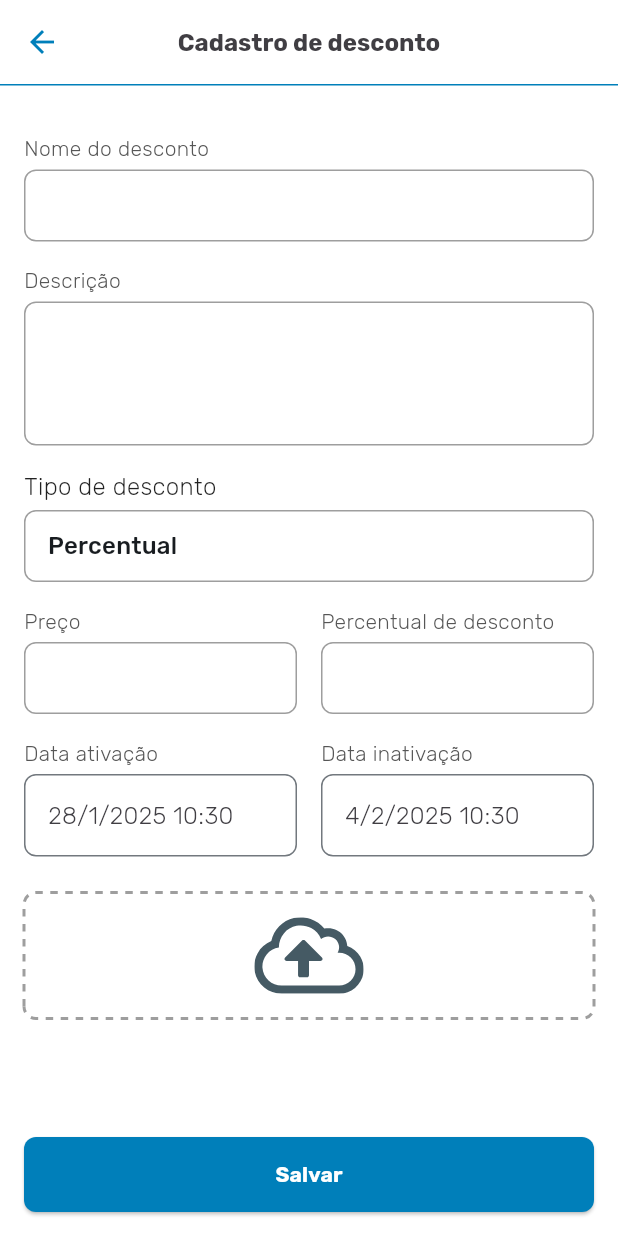
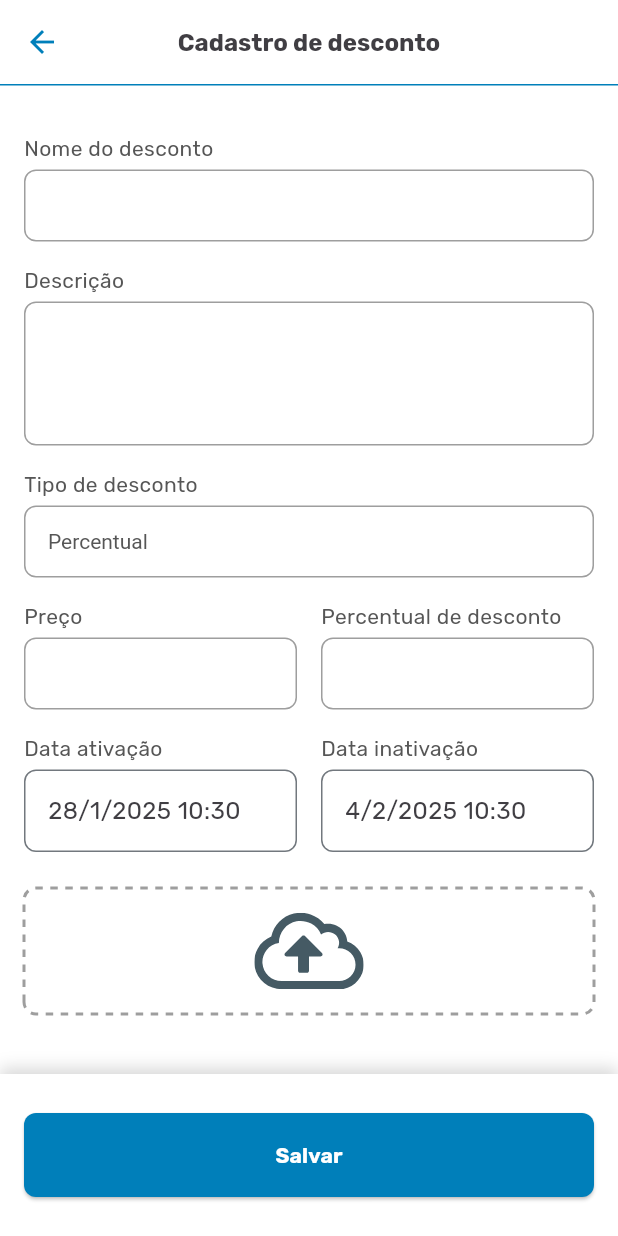
Before and after one commit to anaelj/cresce_vendas_app_v1, a Flutter app: the screen it shows after launch, after a tap on "Cadastrar desconto", on a phone screen of 412 x 824 dp. Run offline on Flutter 3.47's test engine with Material 3 defaults, Android fonts, the phone set to English and light mode, and no system bars; our stand-ins replace flutter_mobx, flutter_svg, hive, hive_flutter, image_picker, mobx; accounts and stored records are empty; generated files the repository leaves out were written again.

Commit message:
ajustes finais

```diff
--- a/lib/components/CustomDropdownButtonFormField.dart
+++ b/lib/components/CustomDropdownButtonFormField.dart
@@ -37,25 +37,26 @@ class CustomDropdownButtonFormField<T> extends StatelessWidget {
     return Column(
       crossAxisAlignment: CrossAxisAlignment.start,
       children: [
-        // Label acima do dropdown
         if (labelText != null)
           Padding(
-            padding: const EdgeInsets.only(bottom: 4.0), // Espaçamento de 4px
+            padding: const EdgeInsets.only(bottom: 4.0),
             child: Text(
               labelText!,
               style: const TextStyle(
-                fontSize: 16,
-                color: Colors.black87,
+                fontSize: 14,
+                color: const Color(0xff565656),
               ),
             ),
           ),
-        // Dropdown
         DropdownButtonFormField<T>(
           value: value,
           items: items,
           onChanged: onChanged,
           validator: validator,
           icon: const SizedBox.shrink(),
+          style: const TextStyle(
+            color: const Color(0xff565656),
+          ),
           decoration: InputDecoration(
             hintText: hintText,
             prefixIcon: prefixIcon,
--- a/lib/components/CustomFormTextField.dart
+++ b/lib/components/CustomFormTextField.dart
@@ -56,6 +56,7 @@ class CustomTextFormField extends StatelessWidget {
             labelText,
             style: const TextStyle(
               fontSize: 14,
+              fontWeight: FontWeight.w400,
               color: const Color(0xff565656),
             ),
           ),
--- a/lib/main.dart
+++ b/lib/main.dart
@@ -1,6 +1,6 @@
 import 'package:cresce_vendas_app_v1/models/discount.dart';
 import 'package:cresce_vendas_app_v1/models/product.dart';
-import 'package:cresce_vendas_app_v1/screens/SplashScreen.dart';
+import 'package:cresce_vendas_app_v1/screens/splash_screen.dart';
 import 'package:cresce_vendas_app_v1/screens/discount_list_screen.dart';
 import 'package:flutter/material.dart';
 import 'package:flutter_svg/flutter_svg.dart';
@@ -32,10 +32,10 @@ class MyApp extends StatelessWidget {
         ),
         scaffoldBackgroundColor: Colors.white,
         textTheme: const TextTheme(
-          bodyLarge: TextStyle(
-              fontWeight: FontWeight.w300, color: Color(0xFF565656)), // Regular
-          bodyMedium: TextStyle(
-              fontWeight: FontWeight.w300, color: Color(0xFF403E43)), // Regular
+          bodyLarge:
+              TextStyle(fontWeight: FontWeight.w300, color: Color(0xFF565656)),
+          bodyMedium:
+              TextStyle(fontWeight: FontWeight.w400, color: Color(0xFF403E43)),
           titleLarge: TextStyle(
               fontWeight: FontWeight.w700,
               fontSize: 16,
--- a/lib/screens/discount_detail_screen.dart
+++ b/lib/screens/discount_detail_screen.dart
@@ -1,5 +1,6 @@
-import 'package:cresce_vendas_app_v1/widgets/customAppBar.dart';
+import 'package:cresce_vendas_app_v1/widgets/custom_app_bar.dart';
 import 'package:cresce_vendas_app_v1/components/customSwitchTile.dart';
+import 'package:cresce_vendas_app_v1/widgets/custom_bottom_navigation_bar.dart';
 import 'package:flutter/material.dart';
 import '../models/product.dart';
 import 'discount_form_screen.dart';
@@ -84,7 +85,9 @@ class _DiscountDetailScreenState extends State<DiscountDetailScreen> {
                       ),
                       child: Text('${_calculateSavings(widget.product)}',
                           style: const TextStyle(
-                              color: Colors.white, fontSize: 12))),
+                              fontWeight: FontWeight.w400,
+                              color: Colors.white,
+                              fontSize: 12))),
                   const SizedBox(height: 8),
                   Row(
                     children: [
@@ -94,11 +97,14 @@ class _DiscountDetailScreenState extends State<DiscountDetailScreen> {
                           color: const Color(0xFF007FBA),
                           borderRadius: BorderRadius.circular(4),
                         ),
-                          child: Text('R\$ ${_calculateValue(widget.product)}',
+                        child: Text(
+                          'R\$ ${_calculateValue(widget.product)}',
                           style: const TextStyle(
                               color: Colors.white,
-                                  fontSize: 14,
-                                  fontWeight: FontWeight.w600))),
+                              fontSize: 16,
+                              fontWeight: FontWeight.w600),
+                        ),
+                      ),
                       const SizedBox(
                         width: 8,
                       ),
@@ -106,8 +112,8 @@ class _DiscountDetailScreenState extends State<DiscountDetailScreen> {
                         '${_oldValue(widget.product)}',
                         style: const TextStyle(
                           decoration: TextDecoration.lineThrough,
-                          fontWeight: FontWeight.normal,
-                          fontSize: 16,
+                          fontWeight: FontWeight.w400,
+                          fontSize: 14,
                           color: Colors.black,
                         ),
                       ),
@@ -129,33 +135,16 @@ class _DiscountDetailScreenState extends State<DiscountDetailScreen> {
           ],
         ),
       ),
-      bottomNavigationBar: Padding(
-        padding: const EdgeInsets.all(16.0),
-        child: ElevatedButton(
+      bottomNavigationBar: CustomBottomNavigationBar(
+        caption: 'Editar desconto',
         onPressed: () {
           Navigator.push(
             context,
             MaterialPageRoute(
-                builder: (context) =>
-                    DiscountFormScreen(product: widget.product),
+              builder: (context) => DiscountFormScreen(product: widget.product),
             ),
           );
         },
-          style: ElevatedButton.styleFrom(
-            backgroundColor: const Color(0xFF007FBA),
-            foregroundColor: Colors.white,
-            minimumSize: const Size(double.infinity, 50),
-            shape: RoundedRectangleBorder(
-              borderRadius: BorderRadius.circular(8.0),
-            ),
-          ),
-          child: Text(
-            'Editar desconto',
-            style: TextStyle(
-                color: Theme.of(context).colorScheme.surface,
-                fontWeight: FontWeight.w700),
-          ),
-        ),
       ),
     );
   }
--- a/lib/screens/discount_form_screen.dart
+++ b/lib/screens/discount_form_screen.dart
@@ -1,8 +1,9 @@
-import 'package:cresce_vendas_app_v1/widgets/customAppBar.dart';
+import 'package:cresce_vendas_app_v1/widgets/custom_app_bar.dart';
 import 'package:cresce_vendas_app_v1/components/customDateTimePicker.dart';
 import 'package:cresce_vendas_app_v1/components/customDropdownButtonFormField.dart';
 import 'package:cresce_vendas_app_v1/components/customFormTextField.dart';
 import 'package:cresce_vendas_app_v1/components/dashedBorderContainer.dart';
+import 'package:cresce_vendas_app_v1/widgets/custom_bottom_navigation_bar.dart';
 import 'package:flutter/material.dart';
 import 'package:image_picker/image_picker.dart';
 import '../models/product.dart';
@@ -183,26 +184,9 @@ class _DiscountFormScreenState extends State<DiscountFormScreen> {
           ),
         ),
       ),
-      bottomNavigationBar: Padding(
-        padding: const EdgeInsets.all(16.0),
-        child: ElevatedButton(
-          onPressed: _saveDiscount,
-          style: ElevatedButton.styleFrom(
-            backgroundColor: const Color(0xFF007FBA),
-            foregroundColor: Colors.white,
-            minimumSize: const Size(double.infinity, 50),
-            shape: RoundedRectangleBorder(
-              borderRadius: BorderRadius.circular(8.0),
-            ),
-          ),
-          child: const Text(
-            'Salvar',
-            style: TextStyle(
-              fontWeight: FontWeight.bold,
-              color: Colors.white,
-            ),
-          ),
-        ),
+      bottomNavigationBar: CustomBottomNavigationBar(
+        caption: 'Salvar',
+        onPressed: _saveDiscount,
       ),
     );
   }
@@ -215,7 +199,7 @@ class _DiscountFormScreenState extends State<DiscountFormScreen> {
             Expanded(
               child: CustomTextFormField(
                 controller: _fromPriceController,
-                labelText: 'Preço DE',
+                labelText: 'Preço "DE"',
                 keyboardType: TextInputType.number,
                 validator: (value) =>
                     value?.isEmpty ?? true ? 'Campo obrigatório' : null,
@@ -225,7 +209,7 @@ class _DiscountFormScreenState extends State<DiscountFormScreen> {
             Expanded(
               child: CustomTextFormField(
                 controller: _toPriceController,
-                labelText: 'Preço POR',
+                labelText: 'Preço "POR"',
                 keyboardType: TextInputType.number,
                 validator: (value) =>
                     value?.isEmpty ?? true ? 'Campo obrigatório' : null,
--- a/lib/screens/discount_list_screen.dart
+++ b/lib/screens/discount_list_screen.dart
@@ -1,4 +1,5 @@
-import 'package:cresce_vendas_app_v1/widgets/customAppBar.dart';
+import 'package:cresce_vendas_app_v1/widgets/custom_app_bar.dart';
+import 'package:cresce_vendas_app_v1/widgets/custom_bottom_navigation_bar.dart';
 import 'package:cresce_vendas_app_v1/widgets/discount_card.dart';
 import 'package:flutter/material.dart';
 import 'package:flutter_mobx/flutter_mobx.dart';
@@ -40,21 +41,10 @@ class _DiscountListScreenState extends State<DiscountListScreen> {
               ),
             ),
           ),
-          Container(
-            width: double.infinity,
-            padding: const EdgeInsets.all(16.0),
-            decoration: const BoxDecoration(
-              color: Colors.white,
-              boxShadow: [
-                BoxShadow(
-                  color: Color(0x0D000000),
-                  offset: Offset(0, -4),
-                  blurRadius: 6,
-                  spreadRadius: 0,
-                ),
         ],
       ),
-            child: ElevatedButton(
+      bottomNavigationBar: CustomBottomNavigationBar(
+        caption: 'Cadastrar desconto',
         onPressed: () {
           Navigator.push(
             context,
@@ -63,23 +53,6 @@ class _DiscountListScreenState extends State<DiscountListScreen> {
             ),
           ).then((_) => store.loadProducts());
         },
-              style: ElevatedButton.styleFrom(
-                backgroundColor: const Color(0xFF007FBA),
-                foregroundColor: Colors.white,
-                minimumSize: const Size(double.infinity, 50),
-                shape: RoundedRectangleBorder(
-                  borderRadius: BorderRadius.circular(8.0),
-                ),
-              ),
-              child: const Text(
-                'Cadastrar desconto',
-                style: TextStyle(
-                  fontWeight: FontWeight.bold,
-                ),
-              ),
-            ),
-          ),
-        ],
       ),
     );
   }
--- a/lib/utils/date.dart
+++ b/lib/utils/date.dart
@@ -1,4 +1,4 @@
 String formatDate(DateTime? date) {
   if (date == null) return '';
-  return '${date.day.toString().padLeft(2, '0')}/${date.month.toString().padLeft(2, '0')}/${date.year} ${date.hour.toString().padLeft(2, '0')}:${date.minute.toString().padLeft(2, '0')}';
+  return '${date.day.toString().padLeft(2, '0')}/${date.month.toString().padLeft(2, '0')}/${date.year} - ${date.hour.toString().padLeft(2, '0')}:${date.minute.toString().padLeft(2, '0')}';
 }
--- a/lib/widgets/customAppBar.dart
+++ b/lib/widgets/custom_app_bar.dart
@@ -12,8 +12,9 @@ class CustomAppBar extends AppBar {
           title: Text(
             titleText,
             style: const TextStyle(
-              fontWeight: FontWeight.bold,
+              fontWeight: FontWeight.w700,
               color: Color(0xFF403E43),
+              fontSize: 16,
             ),
           ),
           centerTitle: true,
--- /dev/null
+++ b/lib/widgets/custom_bottom_navigation_bar.dart
@@ -0,0 +1,50 @@
+import 'package:flutter/material.dart';
+
+class CustomBottomNavigationBar extends StatelessWidget {
+  final String caption;
+  final VoidCallback onPressed;
+
+  const CustomBottomNavigationBar({
+    Key? key,
+    required this.caption,
+    required this.onPressed,
+  }) : super(key: key);
+
+  @override
+  Widget build(BuildContext context) {
+    return Container(
+      height: 108,
+      decoration: BoxDecoration(
+        color: Colors.white,
+        boxShadow: [
+          BoxShadow(
+            color: Colors.black.withOpacity(0.15),
+            offset: const Offset(0, -4),
+            blurRadius: 8,
+            spreadRadius: 0,
+          ),
+        ],
+      ),
+      padding: const EdgeInsets.all(16.0),
+      alignment: Alignment.center,
+      child: ElevatedButton(
+        onPressed: onPressed,
+        style: ElevatedButton.styleFrom(
+          backgroundColor: const Color(0xFF007FBA),
+          foregroundColor: Colors.white,
+          minimumSize: const Size(double.infinity, 56),
+          shape: RoundedRectangleBorder(
+            borderRadius: BorderRadius.circular(8.0),
+          ),
+        ),
+        child: Text(
+          caption,
+          style: const TextStyle(
+            fontWeight: FontWeight.w700,
+            color: Colors.white,
+          ),
+        ),
+      ),
+    );
+  }
+}
```
Also changed, not shown: lib/screens/splash_screen.dart (renamed from lib/screens/SplashScreen.dart). Lines whose indentation alone changed are shown as unchanged.
